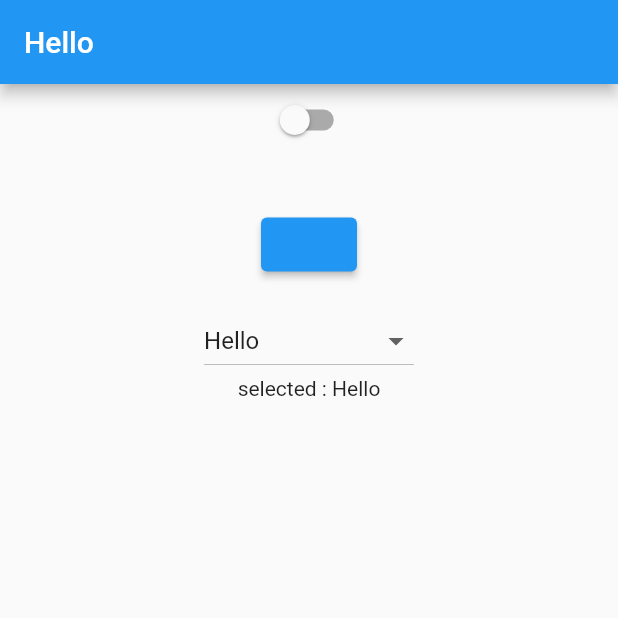
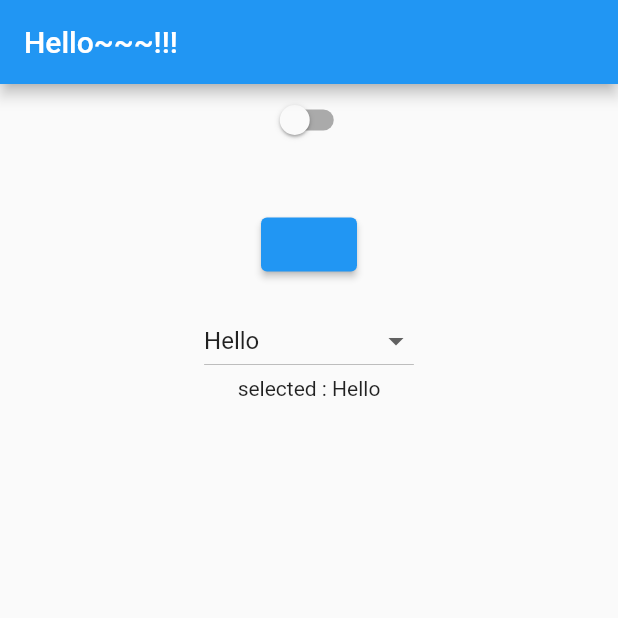
Before and after one commit to leejieun0000/fighting6, a Flutter app: the screen it shows after launch, on a phone screen of 412 x 824 dp, the top half of it. Run offline on Flutter 3.47's test engine with Material 2 defaults, Android fonts, the phone set to English and light mode, and no system bars.

Commit message:
hello!!!

```diff
--- a/lib/main.dart
+++ b/lib/main.dart
@@ -16,13 +16,14 @@ class _MySwitchState extends State<MySwitch> {
   var swtichvalue = false;
   var textSwitch = '';
   var textButton = '';
+
   List<String> drop = ['Hello', 'Flutter', 'BasicProjectLab'];
   String selectedDrop = 'Hello';
   @override
   Widget build(BuildContext context) {
     return MaterialApp(
       home: Scaffold(
-        appBar: AppBar(title: const Text("Hello")),
+        appBar: AppBar(title: const Text("Hello~~~!!!")),
         body: Center(
             child: Column(//가운데에 열을 만듦
                 children: <Widget>[
```
